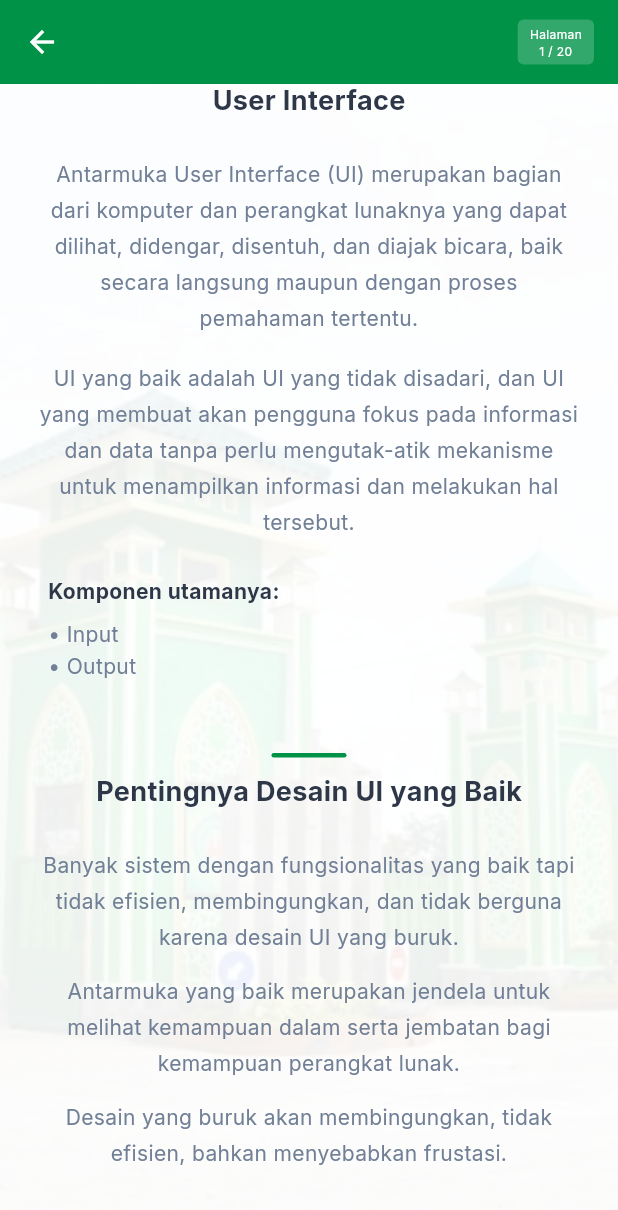
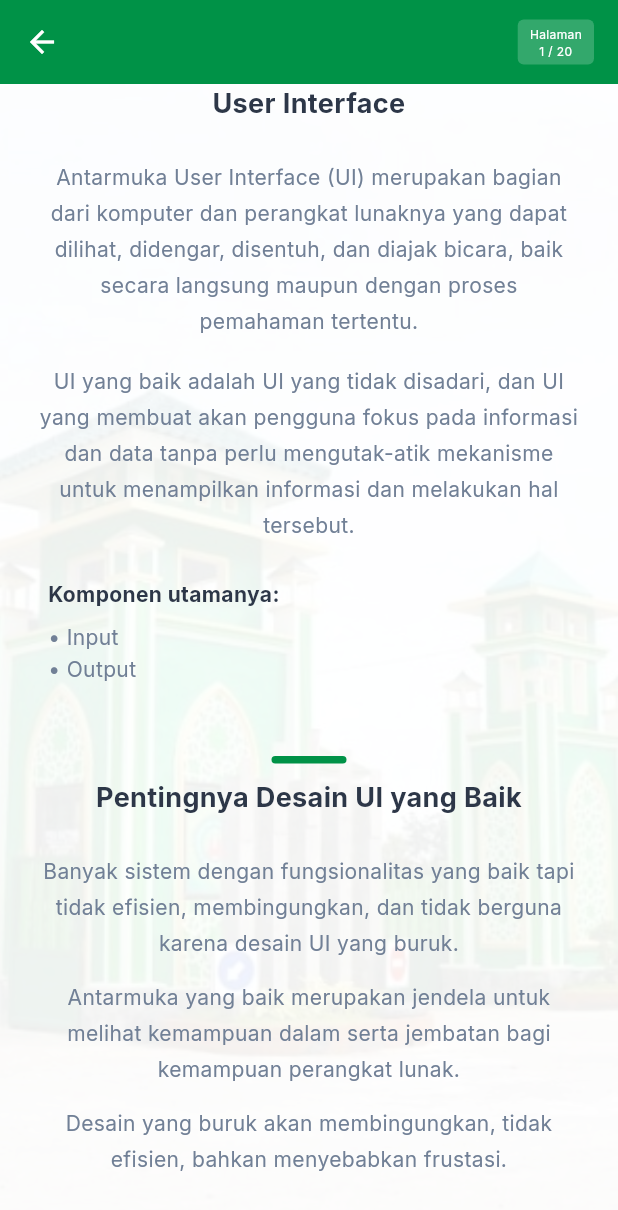
Before and after one commit to siapaajaboleh888/UAS_Smart-UIM, a Flutter app: the MaterialContentScreen screen opened directly with empty values, scrolled down 576 dp, on a phone screen of 412 x 824 dp. Shown: the top 1210 px of the screen. Run offline on Flutter 3.47's test engine with Material 3 defaults, Android fonts, the phone set to English and light mode, and no system bars; our stand-ins replace google_fonts, image_picker, shared_preferences; accounts and stored records are empty.

Commit message:
Enhance decorative lines thickness and consistency across all material sections

```diff
--- a/lib/screens/material_content_screen.dart
+++ b/lib/screens/material_content_screen.dart
@@ -184,6 +184,31 @@ class MaterialContentScreen extends StatelessWidget {
     );
   }
 
+  Widget _buildSectionHeading(String text) {
+    return Column(
+      children: [
+        Container(
+          width: 50,
+          height: 5, // Increased from 3 to 5 for better visibility
+          decoration: BoxDecoration(
+            color: AppColors.primary,
+            borderRadius: BorderRadius.circular(2.5),
+          ),
+        ),
+        const SizedBox(height: 10),
+        Text(
+          text,
+          style: const TextStyle(
+            fontSize: 18,
+            fontWeight: FontWeight.bold,
+            color: AppColors.textPrimary,
+          ),
+          textAlign: TextAlign.center,
+        ),
+      ],
+    );
+  }
+
   Widget _buildIntroContent(UserModel? user) {
     return Column(
       children: [
@@ -262,24 +287,7 @@ class MaterialContentScreen extends StatelessWidget {
           padding: const EdgeInsets.symmetric(horizontal: 24),
           child: Column(
             children: [
-              // Decorative Line
-              Container(
-                width: 50,
-                height: 3,
-                decoration: BoxDecoration(
-                  color: AppColors.primary,
-                  borderRadius: BorderRadius.circular(2),
-                ),
-              ),
-              const SizedBox(height: 10),
-              const Text(
-                'User Interface',
-                style: TextStyle(
-                  fontSize: 18,
-                  fontWeight: FontWeight.bold,
-                  color: AppColors.textPrimary,
-                ),
-              ),
+              _buildSectionHeading('User Interface'),
               const SizedBox(height: 24),
               _buildContentText(
                 'Antarmuka User Interface (UI) merupakan bagian dari komputer dan perangkat lunaknya yang dapat dilihat, didengar, disentuh, dan diajak bicara, baik secara langsung maupun dengan proses pemahaman tertentu.',
@@ -318,24 +326,7 @@ class MaterialContentScreen extends StatelessWidget {
           padding: const EdgeInsets.symmetric(horizontal: 24),
           child: Column(
             children: [
-              // Decorative Line
-              Container(
-                width: 50,
-                height: 3,
-                decoration: BoxDecoration(
-                  color: AppColors.primary,
-                  borderRadius: BorderRadius.circular(2),
-                ),
-              ),
-              const SizedBox(height: 10),
-              const Text(
-                'Pentingnya Desain UI yang Baik',
-                style: TextStyle(
-                  fontSize: 18,
-                  fontWeight: FontWeight.bold,
-                  color: AppColors.textPrimary,
-                ),
-              ),
+              _buildSectionHeading('Pentingnya Desain UI yang Baik'),
               const SizedBox(height: 24),
               _buildContentText(
                 'Banyak sistem dengan fungsionalitas yang baik tapi tidak efisien, membingungkan, dan tidak berguna karena desain UI yang buruk.',
@@ -361,11 +352,8 @@ class MaterialContentScreen extends StatelessWidget {
       child: Column(
         crossAxisAlignment: CrossAxisAlignment.start,
         children: [
-          const Center(
-            child: Text(
-              'UID Guidelines & Principles',
-              style: TextStyle(fontSize: 18, fontWeight: FontWeight.bold, color: AppColors.textPrimary),
-            ),
+          Center(
+            child: _buildSectionHeading('UID Guidelines & Principles'),
           ),
           const SizedBox(height: 24),
           _buildContentText(
@@ -393,11 +381,8 @@ class MaterialContentScreen extends StatelessWidget {
       child: Column(
         crossAxisAlignment: CrossAxisAlignment.start,
         children: [
-          const Center(
-            child: Text(
-              'User Profile Concept',
-              style: TextStyle(fontSize: 18, fontWeight: FontWeight.bold, color: AppColors.textPrimary),
-            ),
+          Center(
+            child: _buildSectionHeading('User Profile Concept'),
           ),
           const SizedBox(height: 24),
           _buildContentText(
@@ -424,11 +409,8 @@ class MaterialContentScreen extends StatelessWidget {
       child: Column(
         crossAxisAlignment: CrossAxisAlignment.start,
         children: [
-          const Center(
-            child: Text(
-              'Prinsip Perancangan UI',
-              style: TextStyle(fontSize: 18, fontWeight: FontWeight.bold, color: AppColors.textPrimary),
-            ),
+          Center(
+            child: _buildSectionHeading('Prinsip Perancangan UI'),
           ),
           const SizedBox(height: 24),
           _buildContentText(
```
